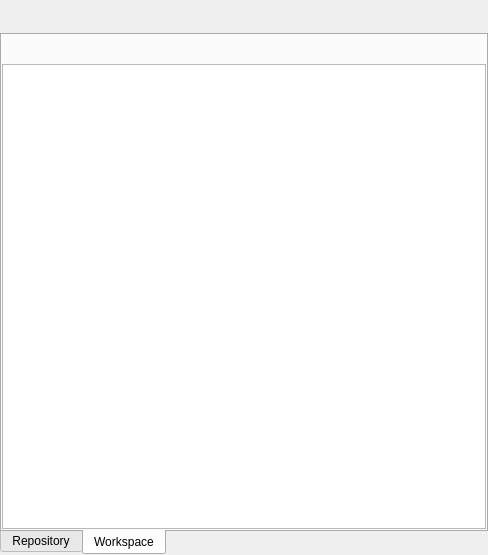
Above: maya/ui/main.ui from lonegather/Samkit before the change. Below: the same form after it.
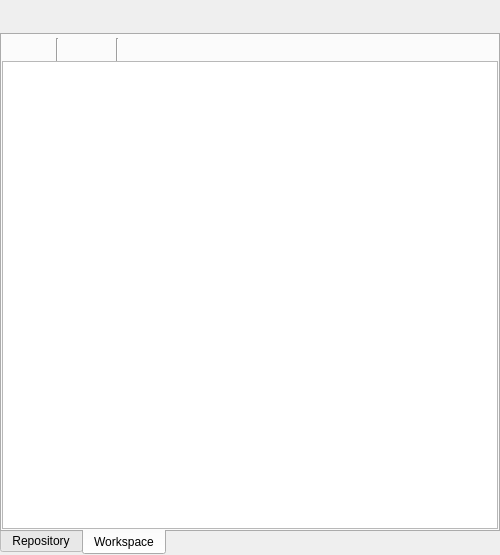
That is the form after the change. The open tabs and pages were chosen to show the change.

The edit to the form file:
```diff
--- a/maya/ui/main.ui
+++ b/maya/ui/main.ui
@@ -6,10 +6,16 @@
    <rect>
     <x>0</x>
     <y>0</y>
-    <width>488</width>
+    <width>500</width>
     <height>555</height>
    </rect>
   </property>
+  <property name="minimumSize">
+   <size>
+    <width>500</width>
+    <height>0</height>
+   </size>
+  </property>
   <property name="windowTitle">
    <string>Form</string>
   </property>
@@ -168,7 +174,7 @@
       </attribute>
       <layout class="QVBoxLayout" name="verticalLayout">
        <property name="spacing">
-        <number>3</number>
+        <number>0</number>
        </property>
        <property name="leftMargin">
         <number>0</number>
@@ -184,6 +190,9 @@
        </property>
        <item>
         <layout class="QHBoxLayout" name="horizontalLayout">
+         <property name="spacing">
+          <number>3</number>
+         </property>
          <item>
           <widget class="QToolButton" name="tb_open">
            <property name="text">
@@ -194,6 +203,23 @@
            </property>
           </widget>
          </item>
+         <item>
+          <widget class="QToolButton" name="tb_revert">
+           <property name="text">
+            <string/>
+           </property>
+           <property name="autoRaise">
+            <bool>true</bool>
+           </property>
+          </widget>
+         </item>
+         <item>
+          <widget class="Line" name="line">
+           <property name="orientation">
+            <enum>Qt::Vertical</enum>
+           </property>
+          </widget>
+         </item>
          <item>
           <widget class="QToolButton" name="tb_merge">
            <property name="text">
@@ -215,12 +241,9 @@
           </widget>
          </item>
          <item>
-          <widget class="QToolButton" name="tb_revert">
-           <property name="text">
-            <string/>
-           </property>
-           <property name="autoRaise">
-            <bool>true</bool>
+          <widget class="Line" name="line_2">
+           <property name="orientation">
+            <enum>Qt::Vertical</enum>
            </property>
           </widget>
          </item>
```
Left out of the diff: 20 changed lines with no effect on the pictures.
